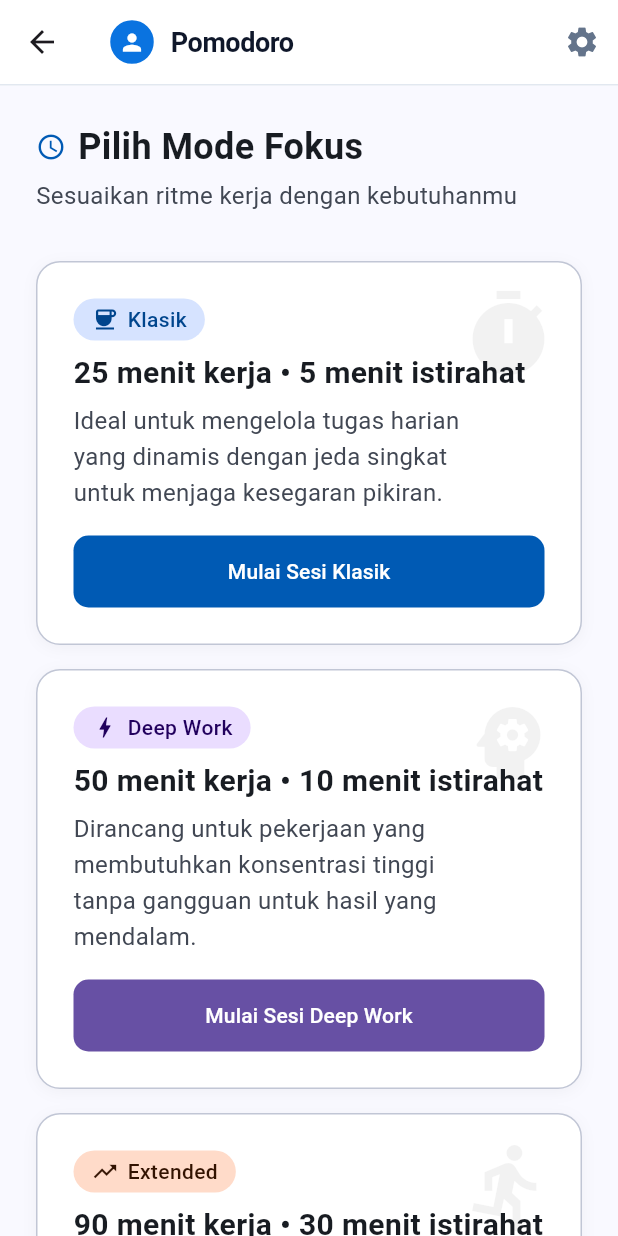
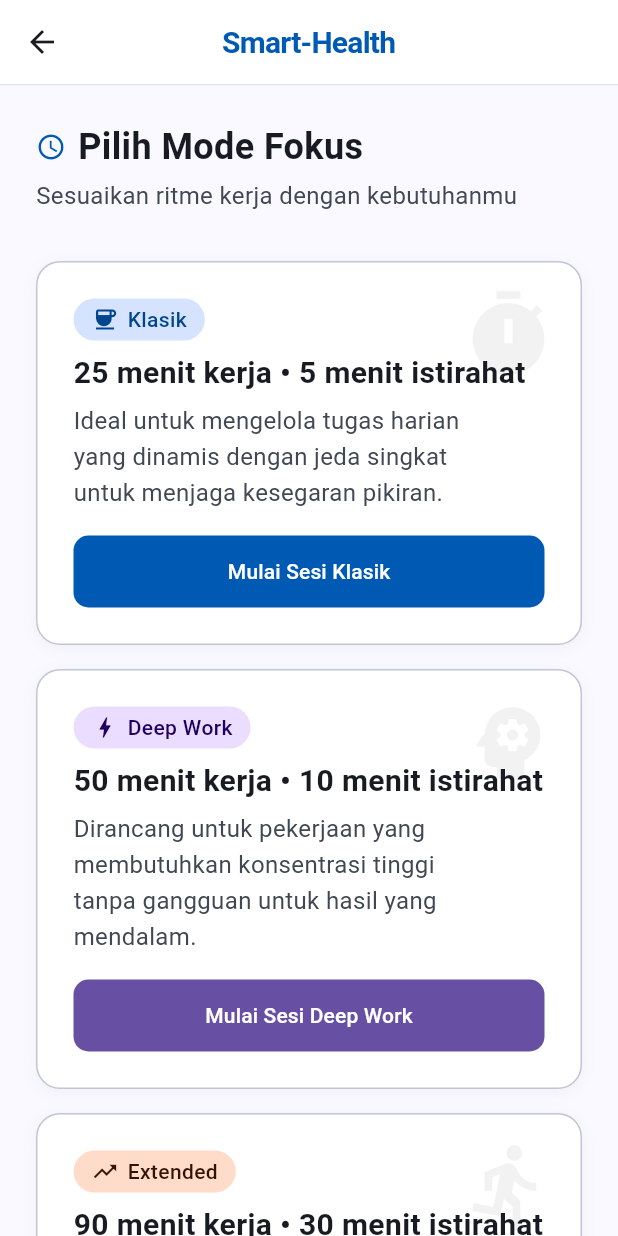
Before and after one commit to nisszhra/smartworklife_mobile, a Flutter app: the PomodoroView screen opened by its route, on a phone screen of 412 x 824 dp. Run offline on Flutter 3.47's test engine with Material 3 defaults, Android fonts, the phone set to English and light mode, and no system bars; our stand-ins replace get.

Commit message:
pomodoro

```diff
--- a/lib/app/modules/pomodoro/views/pomodoro_view.dart
+++ b/lib/app/modules/pomodoro/views/pomodoro_view.dart
@@ -10,46 +10,25 @@
     return Scaffold(
       backgroundColor: const Color(0xFFF9F9FF),
       appBar: AppBar(
-        title: Row(
-          children: [
-            Container(
-              width: 32,
-              height: 32,
-              decoration: BoxDecoration(
-                shape: BoxShape.circle,
-                color: const Color(0xFF0A73E0),
-                border: Border.all(
-                  color: Colors.white,
-                  width: 1.5,
-                ),
-              ),
-              child: const Icon(Icons.person, color: Colors.white, size: 18),
-            ),
-            const SizedBox(width: 10),
-            const Text(
-              'Pomodoro',
-              style: TextStyle(
-                fontSize: 18,
-                fontWeight: FontWeight.bold,
-                letterSpacing: -0.3,
-                color: Color(0xFF0F172A),
-              ),
-            ),
-          ],
+        title: const Text(
+          'Smart-Health',
+          style: TextStyle(
+            fontWeight: FontWeight.bold,
+            fontSize: 20,
+            color: Color(0xFF005AB4),
+            letterSpacing: -0.5,
+          ),
         ),
-        actions: [
-          IconButton(
-            onPressed: () {},
-            icon: const Icon(Icons.settings, color: Color(0xFF64748B)),
-            splashRadius: 20,
-          ),
-        ],
+        centerTitle: true,
         elevation: 0,
         backgroundColor: Colors.white,
         surfaceTintColor: Colors.transparent,
         bottom: PreferredSize(
           preferredSize: const Size.fromHeight(1),
-          child: Container(color: const Color(0xFFE2E8F0), height: 1),
+          child: Container(
+            color: const Color(0xFFE2E8F0),
+            height: 1,
+          ),
         ),
       ),
       body: Obx(() {
--- a/lib/app/routes/app_routes.dart
+++ b/lib/app/routes/app_routes.dart
@@ -8,6 +8,7 @@
   static const SIGNUP = _Paths.SIGNUP;
   static const MAIN = _Paths.MAIN;
   static const POMODORO = _Paths.POMODORO;
+  static const NOTULEN = _Paths.NOTULEN;
 }
 
 abstract class _Paths {
@@ -17,4 +18,5 @@
   static const SIGNUP = '/signup';
   static const MAIN = '/main';
   static const POMODORO = '/pomodoro';
+  static const NOTULEN = '/notulen';
 }
--- a/lib/main.dart
+++ b/lib/main.dart
@@ -7,7 +7,7 @@
 void main() {
   runApp(
     GetMaterialApp(
-      title: "Application",
+      title: "Smart-WorkLife",
       initialRoute: AppPages.INITIAL,
       getPages: AppPages.routes,
     ),
```
Also changed, not shown: lib/app/modules/notulen/bindings/notulen_binding.dart (added, +12 -0 lines), lib/app/modules/notulen/controllers/notulen_controller.dart (added, +23 -0 lines), lib/app/modules/notulen/views/notulen_view.dart (added, +24 -0 lines), lib/app/routes/app_pages.dart (+7 -0 lines), 1 other file.
